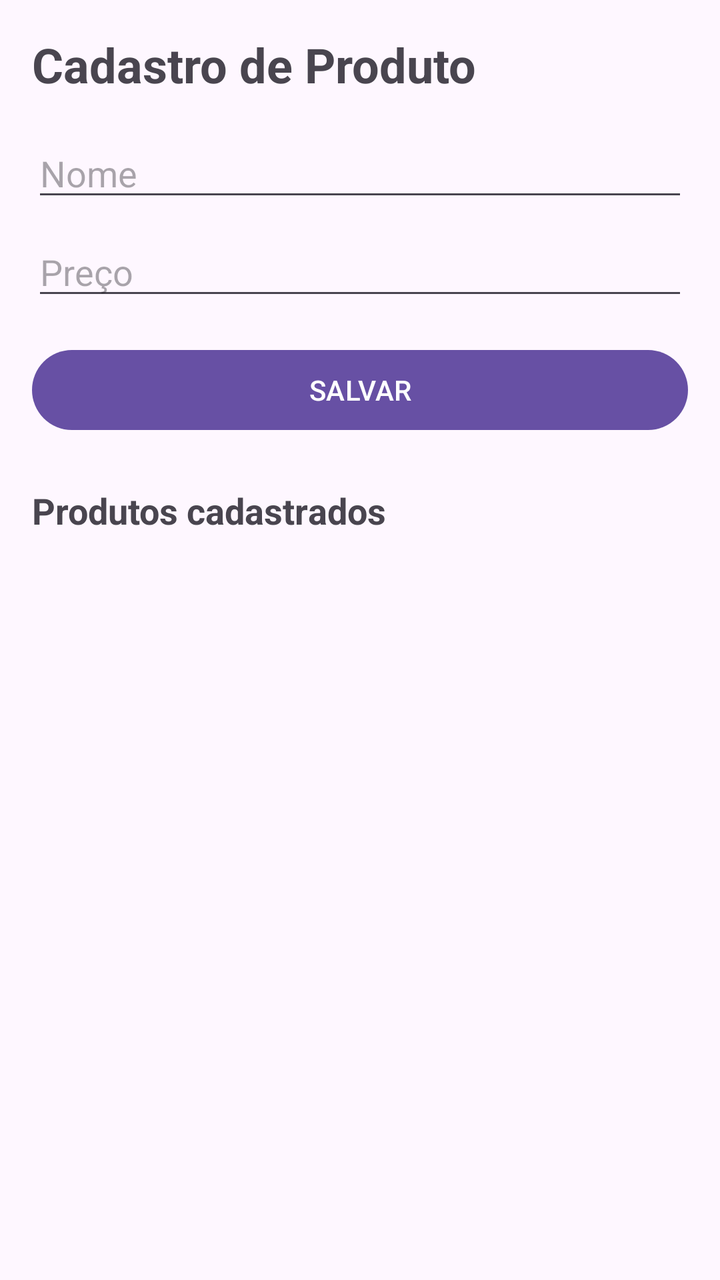
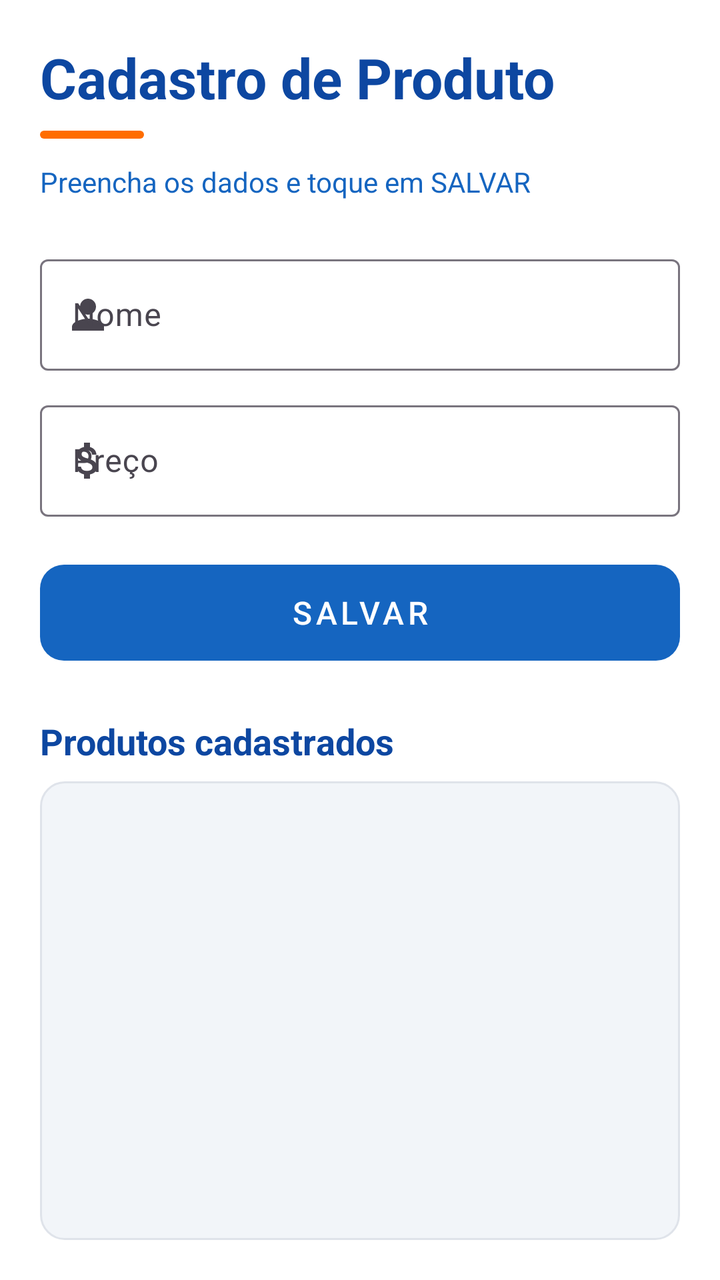

Two renders of the same Android screen: before a commit and after it. Below are the layout's source before the change and the commit's diff.
<!-- AndroidManifest.xml: application theme Theme.AppProduto -->
<!-- res/layout/activity_main.xml -->
<?xml version="1.0" encoding="utf-8"?>
<LinearLayout xmlns:android="http://schemas.android.com/apk/res/android"
    android:layout_width="match_parent"
    android:layout_height="match_parent"
    android:fitsSystemWindows="true"
    android:orientation="vertical"
    android:padding="16dp">

    <TextView
        android:layout_width="match_parent"
        android:layout_height="wrap_content"
        android:layout_marginBottom="16dp"
        android:text="@string/titulo_cadastro"
        android:textSize="24sp"
        android:textStyle="bold" />

    <EditText
        android:id="@+id/editNome"
        android:layout_width="match_parent"
        android:layout_height="wrap_content"
        android:hint="@string/hint_nome"
        android:importantForAutofill="no"
        android:inputType="textPersonName" />

    <EditText
        android:id="@+id/editPreco"
        android:layout_width="match_parent"
        android:layout_height="wrap_content"
        android:layout_marginTop="8dp"
        android:hint="@string/hint_preco"
        android:importantForAutofill="no"
        android:inputType="numberDecimal" />

    <Button
        android:id="@+id/botaoSalvar"
        android:layout_width="match_parent"
        android:layout_height="wrap_content"
        android:layout_marginTop="16dp"
        android:text="@string/botao_salvar" />

    <TextView
        android:layout_width="match_parent"
        android:layout_height="wrap_content"
        android:layout_marginTop="24dp"
        android:text="@string/titulo_lista"
        android:textSize="18sp"
        android:textStyle="bold" />

    <ListView
        android:id="@+id/listaProdutos"
        android:layout_width="match_parent"
        android:layout_height="0dp"
        android:layout_marginTop="8dp"
        android:layout_weight="1"
        android:divider="#DDDDDD"
        android:dividerHeight="1dp" />

</LinearLayout>
<!-- resources referenced by this layout -->
<resources>
  <string name="botao_salvar">SALVAR</string>
  <string name="hint_nome">Nome</string>
  <string name="hint_preco">Preço</string>
  <string name="titulo_cadastro">Cadastro de Produto</string>
  <string name="titulo_lista">Produtos cadastrados</string>
  <style name="Theme.AppProduto" parent="Theme.Material3.DayNight.NoActionBar" />
</resources>

<!-- the commit's change to res/layout/activity_main.xml (unified diff, before → after) -->
@@ -1,58 +1,118 @@
 <?xml version="1.0" encoding="utf-8"?>
 <LinearLayout xmlns:android="http://schemas.android.com/apk/res/android"
+    xmlns:app="http://schemas.android.com/apk/res-auto"
     android:layout_width="match_parent"
     android:layout_height="match_parent"
     android:fitsSystemWindows="true"
     android:orientation="vertical"
-    android:padding="16dp">
+    android:padding="20dp">
 
     <TextView
         android:layout_width="match_parent"
         android:layout_height="wrap_content"
-        android:layout_marginBottom="16dp"
         android:text="@string/titulo_cadastro"
-        android:textSize="24sp"
+        android:textColor="@color/colorPrimaryDark"
+        android:textSize="28sp"
         android:textStyle="bold" />
 
-    <EditText
-        android:id="@+id/editNome"
+    <View
+        android:layout_width="52dp"
+        android:layout_height="4dp"
+        android:layout_marginTop="8dp"
+        android:background="@drawable/bg_acento" />
+
+    <TextView
+        android:layout_width="match_parent"
+        android:layout_height="wrap_content"
+        android:layout_marginTop="12dp"
+        android:layout_marginBottom="24dp"
+        android:text="@string/subtitulo_cadastro"
+        android:textColor="@color/colorPrimary"
+        android:textSize="14sp" />
+
+    <com.google.android.material.textfield.TextInputLayout
+        android:id="@+id/layoutNome"
+        style="@style/Widget.Material3.TextInputLayout.OutlinedBox"
         android:layout_width="match_parent"
         android:layout_height="wrap_content"
         android:hint="@string/hint_nome"
-        android:importantForAutofill="no"
-        android:inputType="textPersonName" />
+        app:startIconDrawable="@drawable/ic_nome">
 
-    <EditText
-        android:id="@+id/editPreco"
+        <com.google.android.material.textfield.TextInputEditText
+            android:id="@+id/editNome"
+            android:layout_width="match_parent"
+            android:layout_height="wrap_content"
+            android:importantForAutofill="no"
+            android:inputType="textPersonName"
+            android:maxLines="1" />
+    </com.google.android.material.textfield.TextInputLayout>
+
+    <com.google.android.material.textfield.TextInputLayout
+        android:id="@+id/layoutPreco"
+        style="@style/Widget.Material3.TextInputLayout.OutlinedBox"
         android:layout_width="match_parent"
         android:layout_height="wrap_content"
-        android:layout_marginTop="8dp"
+        android:layout_marginTop="12dp"
+        android:layout_marginBottom="20dp"
         android:hint="@string/hint_preco"
-        android:importantForAutofill="no"
-        android:inputType="numberDecimal" />
+        app:startIconDrawable="@drawable/ic_preco">
 
-    <Button
+        <com.google.android.material.textfield.TextInputEditText
+            android:id="@+id/editPreco"
+            android:layout_width="match_parent"
+            android:layout_height="wrap_content"
+            android:importantForAutofill="no"
+            android:inputType="numberDecimal"
+            android:maxLines="1" />
+    </com.google.android.material.textfield.TextInputLayout>
+
+    <com.google.android.material.button.MaterialButton
         android:id="@+id/botaoSalvar"
         android:layout_width="match_parent"
-        android:layout_height="wrap_content"
-        android:layout_marginTop="16dp"
-        android:text="@string/botao_salvar" />
+        android:layout_height="56dp"
+        android:letterSpacing="0.12"
+        android:text="@string/botao_salvar"
+        android:textSize="16sp"
+        app:cornerRadius="12dp" />
 
     <TextView
         android:layout_width="match_parent"
         android:layout_height="wrap_content"
         android:layout_marginTop="24dp"
+        android:layout_marginBottom="8dp"
         android:text="@string/titulo_lista"
+        android:textColor="@color/colorPrimaryDark"
         android:textSize="18sp"
         android:textStyle="bold" />
 
-    <ListView
-        android:id="@+id/listaProdutos"
+    <LinearLayout
         android:layout_width="match_parent"
         android:layout_height="0dp"
-        android:layout_marginTop="8dp"
         android:layout_weight="1"
-        android:divider="#DDDDDD"
-        android:dividerHeight="1dp" />
+        android:background="@drawable/bg_lista"
+        android:orientation="vertical"
+        android:padding="6dp">
+
+        <ListView
+            android:id="@+id/listaProdutos"
+            android:layout_width="match_parent"
+            android:layout_height="match_parent"
+            android:background="@android:color/transparent"
+            android:cacheColorHint="@android:color/transparent"
+            android:divider="@color/cor_divisoria_lista"
+            android:dividerHeight="1dp"
+            android:paddingHorizontal="8dp"
+            android:paddingVertical="6dp" />
+
+        <TextView
+            android:id="@+id/textoListaVazia"
+            android:layout_width="match_parent"
+            android:layout_height="match_parent"
+            android:gravity="center"
+            android:padding="16dp"
+            android:text="@string/texto_lista_vazia"
+            android:textColor="@color/colorPrimary"
+            android:textSize="14sp" />
+    </LinearLayout>
 
 </LinearLayout>
<!-- resource entries referenced after the edit -->
@@ -1,10 +1,79 @@
 <!-- resources referenced by this layout -->
 <resources>
+  <color name="colorPrimary">#1565C0</color>
+  <color name="colorPrimaryDark">#0D47A1</color>
+  <color name="cor_divisoria_lista">#E1E6EE</color>
+  <!-- drawable bg_acento (drawable) -->
+  <?xml version="1.0" encoding="utf-8"?>
+  <shape xmlns:android="http://schemas.android.com/apk/res/android"
+      android:shape="rectangle">
+  
+      <solid android:color="@color/colorSecondary" />
+  
+      <corners android:radius="2dp" />
+  
+  </shape>
+  <!-- drawable bg_lista (drawable) -->
+  <?xml version="1.0" encoding="utf-8"?>
+  <shape xmlns:android="http://schemas.android.com/apk/res/android"
+      android:shape="rectangle">
+  
+      <solid android:color="@color/cor_fundo_lista" />
+  
+      <corners android:radius="12dp" />
+  
+      <stroke
+          android:width="1dp"
+          android:color="@color/cor_borda_lista" />
+  
+  </shape>
+  <!-- drawable ic_nome (drawable) -->
+  <?xml version="1.0" encoding="utf-8"?>
+  <vector xmlns:android="http://schemas.android.com/apk/res/android"
+      android:width="24dp"
+      android:height="24dp"
+      android:viewportWidth="24"
+      android:viewportHeight="24"
+      android:tint="@color/colorPrimary">
+  
+      <path
+          android:fillColor="#FF000000"
+          android:pathData="M12,12c2.21,0 4,-1.79 4,-4s-1.79,-4 -4,-4 -4,1.79 -4,4 1.79,4 4,4zM12,14c-2.67,0 -8,1.34 -8,4v2h16v-2c0,-2.66 -5.33,-4 -8,-4z" />
+  
+  </vector>
+  <!-- drawable ic_preco (drawable) -->
+  <?xml version="1.0" encoding="utf-8"?>
+  <vector xmlns:android="http://schemas.android.com/apk/res/android"
+      android:width="24dp"
+      android:height="24dp"
+      android:viewportWidth="24"
+      android:viewportHeight="24"
+      android:tint="@color/colorPrimary">
+  
+      <path
+          android:fillColor="#FF000000"
+          android:pathData="M11.8,10.9c-2.27,-0.59 -3,-1.2 -3,-2.15 0,-1.09 1.01,-1.85 2.7,-1.85 1.78,0 2.44,0.85 2.5,2.1h2.21c-0.07,-1.72 -1.12,-3.3 -3.21,-3.81V3h-3v2.16c-1.94,0.42 -3.5,1.68 -3.5,3.61 0,2.31 1.91,3.46 4.7,4.13 2.5,0.6 3,1.48 3,2.41 0,0.69 -0.49,1.79 -2.7,1.79 -2.06,0 -2.87,-0.92 -2.98,-2.1h-2.2c0.12,2.19 1.76,3.42 3.68,3.83V21h3v-2.15c1.95,-0.37 3.5,-1.5 3.5,-3.55 0,-2.84 -2.43,-3.81 -4.7,-4.4z" />
+  
+  </vector>
   <string name="botao_salvar">SALVAR</string>
   <string name="hint_nome">Nome</string>
   <string name="hint_preco">Preço</string>
+  <string name="subtitulo_cadastro">Preencha os dados e toque em SALVAR</string>
+  <string name="texto_lista_vazia">Nenhum produto cadastrado ainda.</string>
   <string name="titulo_cadastro">Cadastro de Produto</string>
   <string name="titulo_lista">Produtos cadastrados</string>
-  <style name="Theme.AppProduto" parent="Theme.Material3.DayNight.NoActionBar" />
+  <style name="Theme.AppProduto" parent="Theme.Material3.Light.NoActionBar">
+          <item name="colorPrimary">@color/colorPrimary</item>
+          <item name="colorOnPrimary">@color/white</item>
+          <item name="colorSecondary">@color/colorSecondary</item>
+          <item name="colorOnSecondary">@color/white</item>
+          <item name="android:statusBarColor">@color/colorPrimaryDark</item>
+          <item name="android:windowBackground">@color/cor_fundo_tela</item>
+      </style>
+  <color name="colorSecondary">#FF6D00</color>
+  <color name="cor_fundo_lista">#F2F5F9</color>
+  <color name="cor_borda_lista">#DFE3EA</color>
+  <color name="white">#FFFFFFFF</color>
+  <color name="cor_fundo_tela">#FFFFFF</color>
 </resources>
 
